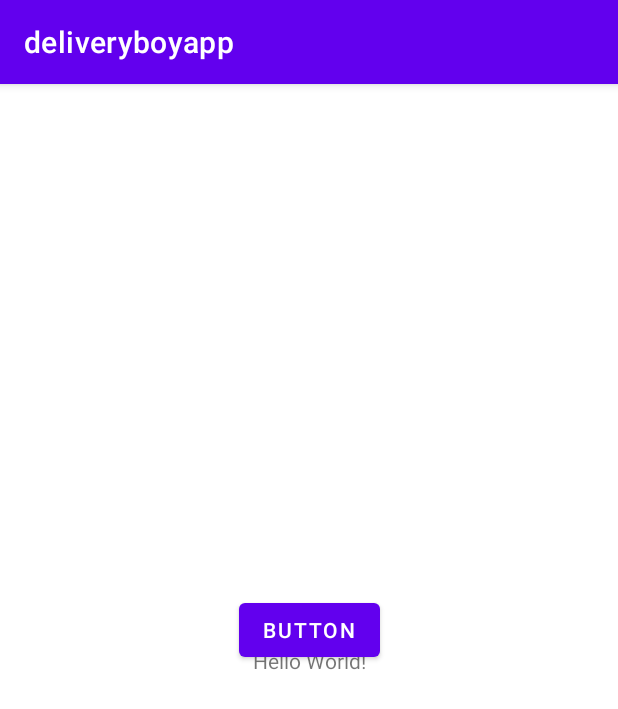
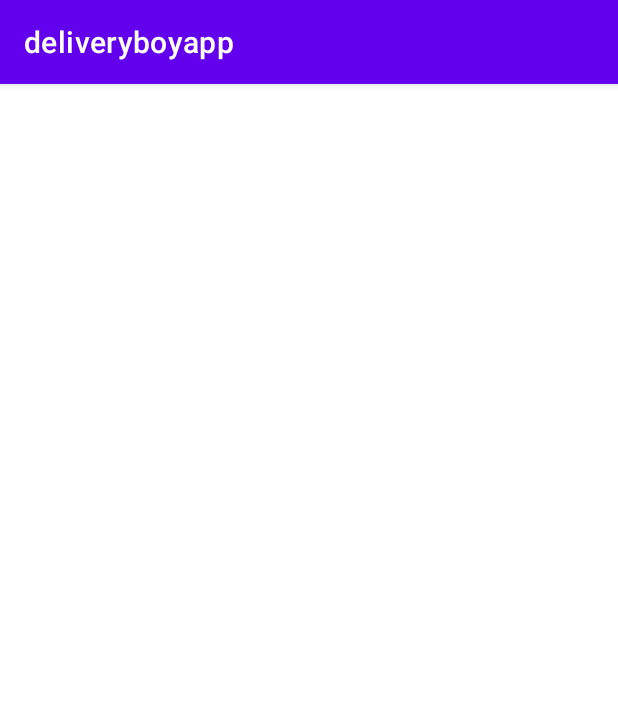
Before and after one commit to NicheApp/deliveryboyfoodapp, an Android app: the screen it shows after launch (MainActivity), on a phone screen of 412 x 824 dp. Shown: the top 709 px of the screen. Run offline under Robolectric (Android 15) with nearby library versions, the phone set to English and light mode, and no system bars; our stand-ins replace Volley; 1 statement that could not run was skipped.

```diff
--- a/app/src/main/AndroidManifest.xml
+++ b/app/src/main/AndroidManifest.xml
@@ -2,7 +2,6 @@
 <manifest xmlns:android="http://schemas.android.com/apk/res/android"
     package="com.mj.deliveryboyapp">
 <uses-permission android:name="android.permission.INTERNET"/>
-
     <application
         android:allowBackup="true"
         android:icon="@mipmap/ic_launcher"
--- a/app/src/main/java/com/mj/deliveryboyapp/MainActivity.java
+++ b/app/src/main/java/com/mj/deliveryboyapp/MainActivity.java
@@ -40,7 +40,7 @@ public class MainActivity extends AppCompatActivity {
             intent.putExtra("brandId",getIntent().getStringExtra("brandId"));
             startActivity(intent);
         }
-        Button button = findViewById(R.id.btn);
+        Button button = findViewById(R.id.baseline);
         mRequestQue = Volley.newRequestQueue(this);
         FirebaseMessaging.getInstance().subscribeToTopic("news");
 
--- a/app/src/main/res/layout/activity_main.xml
+++ b/app/src/main/res/layout/activity_main.xml
@@ -6,23 +6,5 @@
     android:layout_height="match_parent"
     tools:context=".MainActivity">
 
-    <Button
-        android:id="@+id/btn"
-        android:layout_width="wrap_content"
-        android:layout_height="wrap_content"
-        android:layout_marginTop="340dp"
-        android:text="Button"
-        app:layout_constraintEnd_toEndOf="parent"
-        app:layout_constraintStart_toStartOf="parent"
-        app:layout_constraintTop_toTopOf="parent" />
-
-    <TextView
-        android:layout_width="wrap_content"
-        android:layout_height="wrap_content"
-        android:text="Hello World!"
-        app:layout_constraintBottom_toBottomOf="parent"
-        app:layout_constraintLeft_toLeftOf="parent"
-        app:layout_constraintRight_toRightOf="parent"
-        app:layout_constraintTop_toTopOf="parent" />
 
 </androidx.constraintlayout.widget.ConstraintLayout>
```
